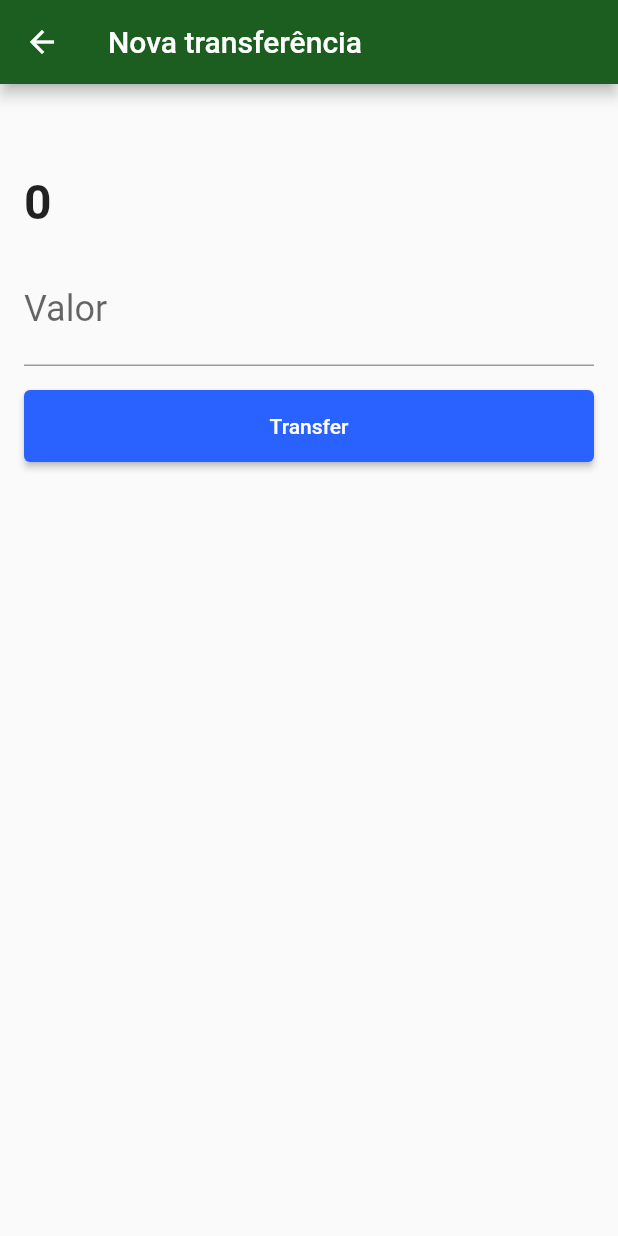
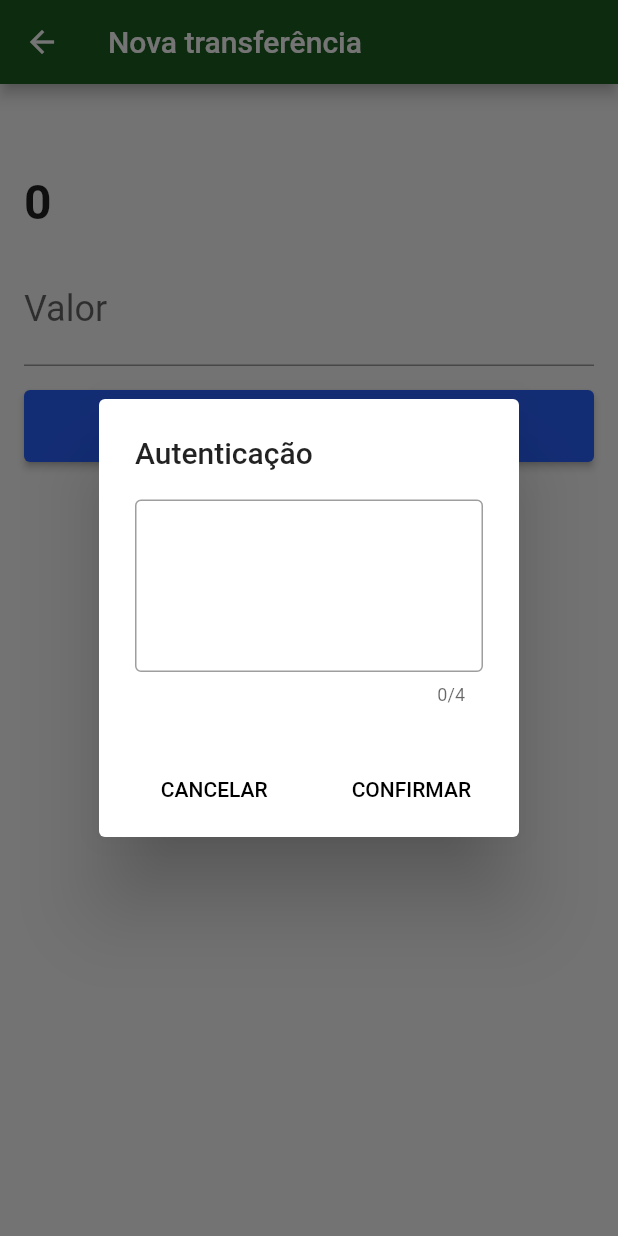
Before and after one commit to alexmsilva/bytebank, a Flutter app: the TransactionForm screen opened directly with empty values, after a tap on "Transfer", on a phone screen of 412 x 824 dp. Run offline on Flutter 3.47's test engine with Material 2 defaults, Android fonts, the phone set to English and light mode, and no system bars; our stand-ins replace sqflite; missing offline and left inert: http_interceptor; accounts and stored records are empty.

```diff
--- /dev/null
+++ b/lib/components/transaction_authentication_dialog.dart
@@ -0,0 +1,42 @@
+import 'package:flutter/material.dart';
+
+class TransactionAuthDialog extends StatefulWidget {
+  final Function(String password) onConfirm;
+
+  TransactionAuthDialog({@required this.onConfirm});
+
+  @override
+  _TransactionAuthDialogState createState() => _TransactionAuthDialogState();
+}
+
+class _TransactionAuthDialogState extends State<TransactionAuthDialog> {
+  final _passwordController = TextEditingController();
+
+  @override
+  Widget build(BuildContext context) {
+    return AlertDialog(
+      title: Text('Autenticação'),
+      content: TextField(
+        controller: _passwordController,
+        obscureText: true,
+        maxLength: 4,
+        style: TextStyle(fontSize: 64.0, letterSpacing: 24.0),
+        textAlign: TextAlign.center,
+        keyboardType: TextInputType.number,
+        decoration: InputDecoration(border: OutlineInputBorder()),
+      ),
+      actions: <Widget>[
+        FlatButton(
+          child: Text('CANCELAR'),
+          onPressed: () => Navigator.pop(context),
+        ),
+        FlatButton(
+            child: Text('CONFIRMAR'),
+            onPressed: () {
+              widget.onConfirm(_passwordController.text);
+              Navigator.pop(context);
+            }),
+      ],
+    );
+  }
+}
--- a/lib/http/webclient.dart
+++ b/lib/http/webclient.dart
@@ -2,8 +2,9 @@ import 'package:bytebank/http/interceptors/logging_interceptor.dart';
 import 'package:http/http.dart';
 import 'package:http_interceptor/http_client_with_interceptor.dart';
 
-const String baseUrl = 'http://192.168.0.13:8081/transactions';
+const String baseUrl = 'http://192.168.0.11:8081/transactions';
 
 final Client client = HttpClientWithInterceptor.build(
   interceptors: [LoggingInterceptor()],
+  requestTimeout: Duration(seconds: 5),
 );
--- a/lib/http/webclients/transaction_webclient.dart
+++ b/lib/http/webclients/transaction_webclient.dart
@@ -1,7 +1,6 @@
 import 'dart:convert';
 
 import 'package:bytebank/http/webclient.dart';
-import 'package:bytebank/models/contact.dart';
 import 'package:bytebank/models/transaction.dart';
 import 'package:http/http.dart';
 
@@ -15,14 +14,29 @@ class TransactionWebClient {
         .toList();
   }
 
-  Future<Transaction> save(Transaction transaction) async {
+  Future<Transaction> save(Transaction transaction, String password) async {
     final String transactionJson = jsonEncode(transaction.toJson());
     final Response response = await client.post(
       baseUrl,
-      headers: {'Content-type': 'application/json', 'password': '1000'},
+      headers: {'Content-type': 'application/json', 'password': password},
       body: transactionJson,
     );
 
-    return Transaction.fromJson(jsonDecode(response.body));
+    if (response.statusCode == 200) {
+      return Transaction.fromJson(jsonDecode(response.body));
+    }
+
+    throw HttpException(_statusCodeResponses[response.statusCode]);
   }
+
+  static final Map<int, String> _statusCodeResponses = {
+    400: 'Ocorreu um erro ao realizar a transferência',
+    401: 'Falha de autenticação',
+  };
 }
+
+class HttpException implements Exception {
+  final String message;
+
+  HttpException(this.message);
+}
```
Also changed, not shown: lib/components/response_dialog.dart (added, +108 -0 lines), lib/screens/transaction/form.dart (+51 -5 lines).
